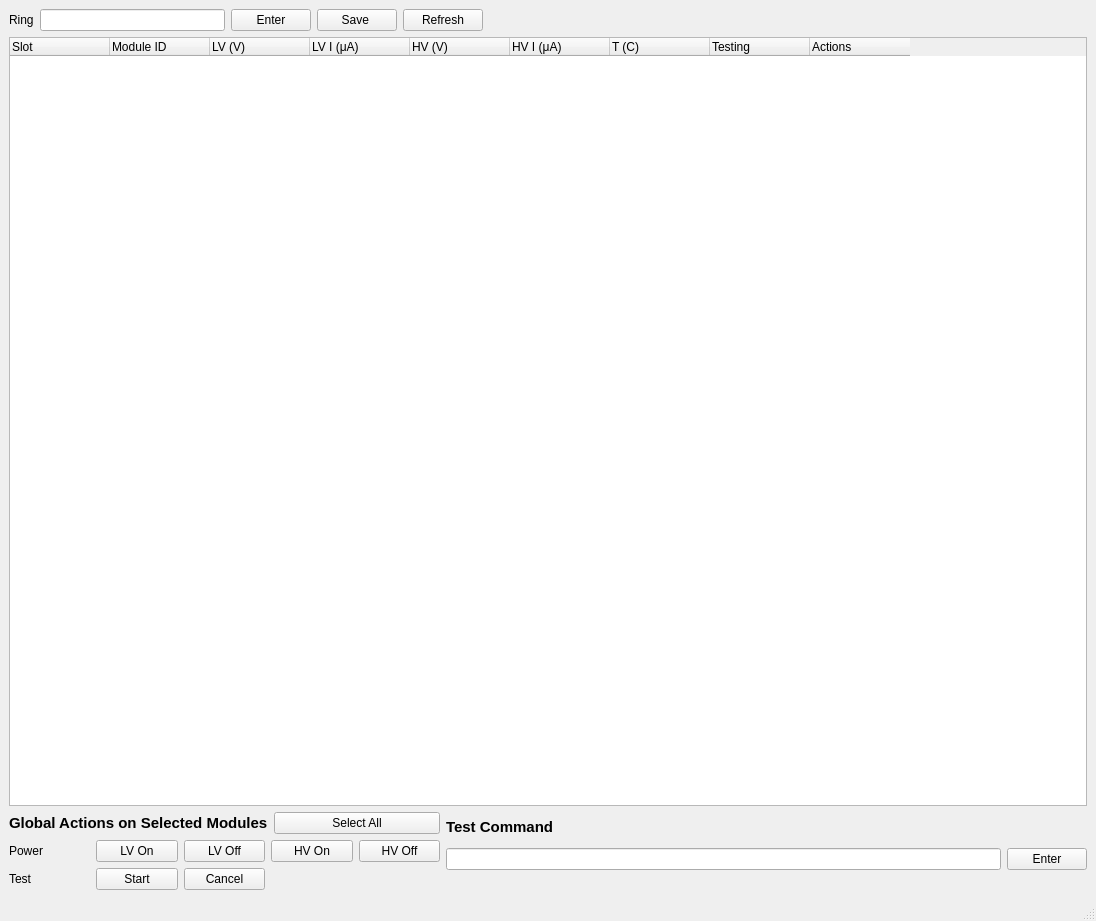
Above: coldroom/modules_list.ui from pisaoutertracker/integration_tools before the change. Below: the same form after it.
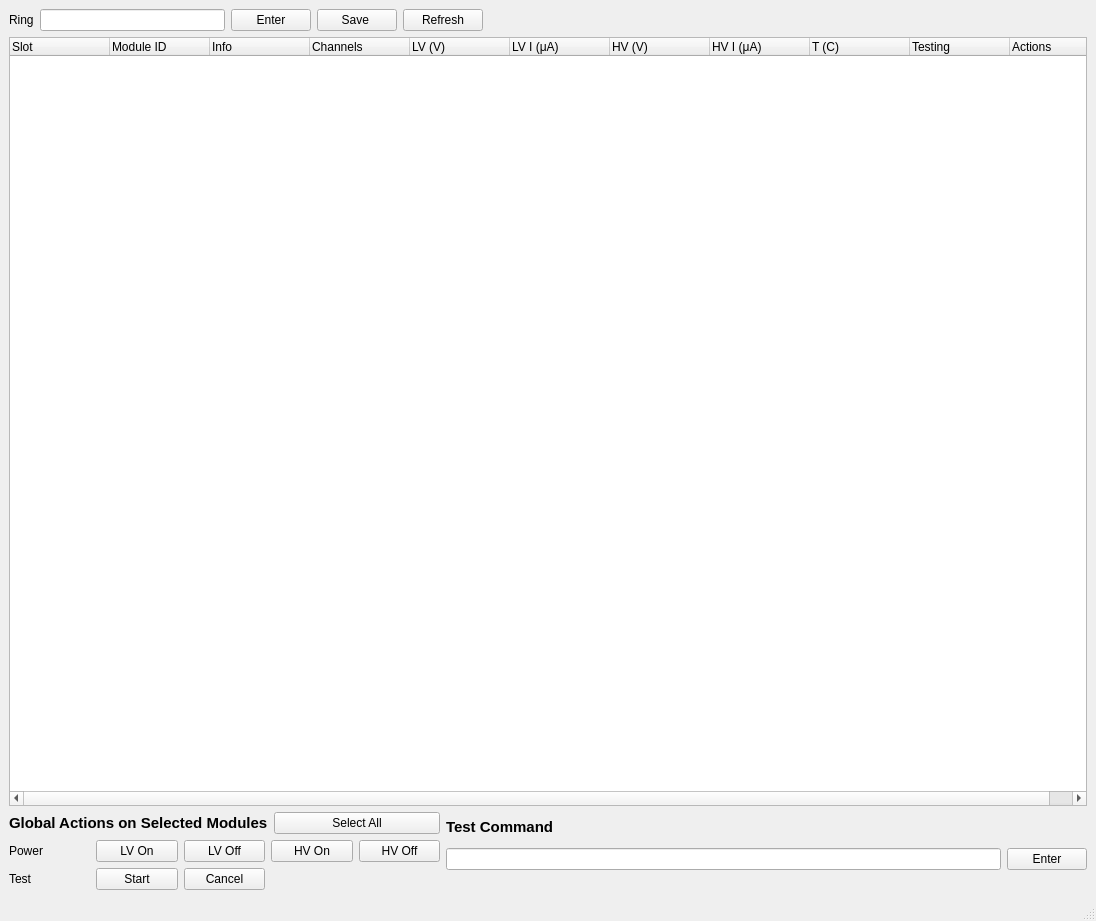
That is the form after the change.

The edit to the form file:
```diff
--- a/coldroom/modules_list.ui
+++ b/coldroom/modules_list.ui
@@ -71,7 +71,7 @@
        <bool>false</bool>
       </property>
       <property name="columnCount">
-       <number>9</number>
+       <number>11</number>
       </property>
       <attribute name="headerHighlightSections">
        <bool>false</bool>
@@ -89,6 +89,16 @@
         <string>Module ID</string>
        </property>
       </column>
+      <column>
+       <property name="text">
+        <string>Info</string>
+       </property>
+      </column>
+      <column>
+       <property name="text">
+        <string>Channels</string>
+       </property>
+      </column>
       <column>
        <property name="text">
         <string>LV (V)</string>
```
